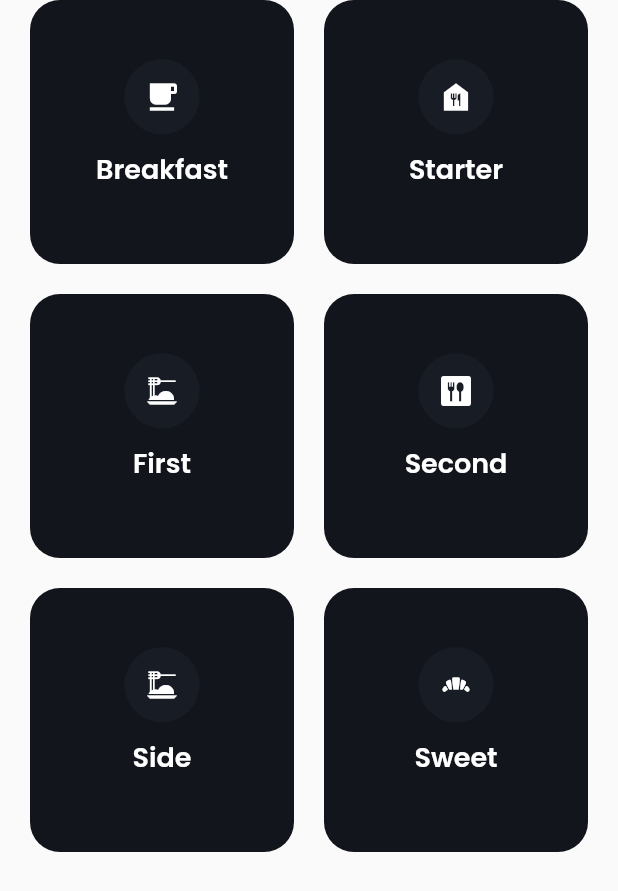
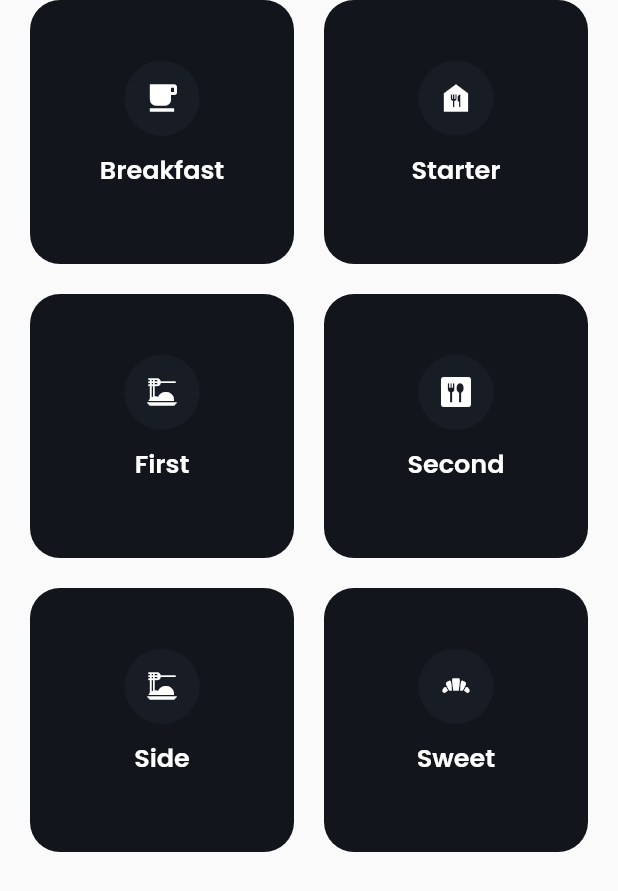
Before and after one commit to mitegj/food_match, a Flutter app: the FilterBody widget shown alone on an empty page, opened directly, on a phone screen of 412 x 824 dp. Shown: the top 891 px of the screen. Run offline on Flutter 3.47's test engine with Material 2 defaults, Android fonts, the phone set to English and light mode, and no system bars; our stand-ins replace cloud_firestore, firebase_auth, firebase_core, firebase_remote_config, fl_chart, flutter_local_notifications and 12 more; accounts and stored records are empty.

Commit message:
non lo soooo

```diff
--- a/lib/dictionary/dictionary.dart
+++ b/lib/dictionary/dictionary.dart
@@ -123,7 +123,10 @@ class Messages extends Translations {
           "DISCLAIMER":
               "Remember to cook responsibly, respecting all safety regulations and pay attention to dishes that contain allergens.",
           "ALLERGENS": "Allergens",
-          "ENJOYOURMEAL": "Enjoy your meal "
+          "ENJOYOURMEAL": "Enjoy your meal ",
+          "NEXT": "Next",
+          "AVAIBLEINTHEKITCHEN": "Available in the kitchen",
+          "NOTAVAIBLEINTHEKITCHEN": "Not available in the kitchen"
         },
         "it_IT": {
           "HELLO": "Ciao",
@@ -246,7 +249,10 @@ class Messages extends Translations {
           "DISCLAIMER":
               "Ricordati di cucinare in modo responsabile rispettando tutte le norme di sicurezza e presta attenzione ai piatti che contengono allergeni.",
           "ALLERGENS": "Allergeni",
-          "ENJOYOURMEAL": "Buon apetito"
+          "ENJOYOURMEAL": "Buon apetito",
+          "NEXT": "Avanti",
+          "AVAIBLEINTHEKITCHEN": "Presente in cucina",
+          "NOTAVAIBLEINTHEKITCHEN": "Non presente in cucina"
         },
       };
 }
--- a/lib/screens/allergies.dart
+++ b/lib/screens/allergies.dart
@@ -57,7 +57,8 @@ class AllergiesScreen extends GetWidget<AllergyController> {
                                         else
                                           Get.back();
                                       },
-                                      child: Text("DONE".tr.toUpperCase(),
+                                      child: Text(
+                                          isFirstLogin ? 'NEXT'.tr : 'DONE'.tr,
                                           style: GoogleFonts.poppins(
                                               color: UIColors.violet,
                                               fontSize: 16,
--- a/lib/screens/onboarding.dart
+++ b/lib/screens/onboarding.dart
@@ -53,6 +53,7 @@ class OnBoardingPage extends StatelessWidget {
                   padding: const EdgeInsets.only(left: 20.0, right: 20.0),
                   child: Text(
                     "SLOGAN".tr,
+                    overflow: TextOverflow.visible,
                     textAlign: TextAlign.center,
                     style: GoogleFonts.poppins(
                         color: Colors.white.withOpacity(0.6),
--- a/lib/utils/root.dart
+++ b/lib/utils/root.dart
@@ -1,4 +1,5 @@
 import 'package:flutter/material.dart';
+import 'package:get/get_utils/src/extensions/internacionalization.dart';
 import 'package:google_fonts/google_fonts.dart';
 import 'package:morning_brief/controllers/auth_controller.dart';
 import 'package:shared_preferences/shared_preferences.dart';
@@ -17,7 +18,7 @@ class Root extends StatelessWidget {
         backgroundColor: theme.backgroundColor,
         resizeToAvoidBottomInset: true,
         body: Center(
-            child: Text("Hi, ✌️",
+            child: Text("HELLO".tr + " ✌️",
                 style: GoogleFonts.poppins(
                     fontSize: 26,
                     fontWeight: FontWeight.w600,
--- a/lib/widgets/filter/filters_body.dart
+++ b/lib/widgets/filter/filters_body.dart
@@ -51,7 +51,7 @@ class FilterBody extends StatelessWidget {
                       style: GoogleFonts.poppins(
                           color: Colors.white,
                           fontWeight: FontWeight.w600,
-                          fontSize: 18),
+                          fontSize: 17),
                     ),
                   )
                 ],
--- a/lib/widgets/global_input/time_eating_screen.dart
+++ b/lib/widgets/global_input/time_eating_screen.dart
@@ -86,7 +86,7 @@ class TimeEatingScreen extends StatelessWidget {
                     borderRadius: BorderRadius.circular(15)),
                 child: Align(
                   alignment: Alignment.center,
-                  child: Text('DONE'.tr,
+                  child: Text(isFirstLogin ? 'NEXT'.tr : 'DONE'.tr,
                       style: GoogleFonts.poppins(
                           color: UIColors.black,
                           fontSize: 20,
--- a/lib/widgets/home/confirm_cooked.dart
+++ b/lib/widgets/home/confirm_cooked.dart
@@ -52,6 +52,7 @@ class ConfirmCooked extends StatelessWidget {
         ),
         Text(
           "ENJOYOURMEAL".tr +
+              " " +
               FirebaseAuth.instance.currentUser!.displayName!.split(" ")[0] +
               "!",
           style: GoogleFonts.poppins(
--- a/lib/widgets/home/menu_tile.dart
+++ b/lib/widgets/home/menu_tile.dart
@@ -92,7 +92,7 @@ class MenuTile extends StatelessWidget {
                           child: Image.network(
                             menu.linkUrl,
                             fit: BoxFit.cover,
-                            height: mediaQuery.size.height * 0.30,
+                            height: mediaQuery.size.height * 0.25,
                             width: mediaQuery.size.height * 1,
                             errorBuilder: (context, error, stackTrace) {
                               return Image.asset(
--- a/lib/widgets/inventory/inventory_page.dart
+++ b/lib/widgets/inventory/inventory_page.dart
@@ -162,8 +162,10 @@ class InventoryScreen extends StatelessWidget {
                                               subtitle: Obx(
                                                 () => Text(
                                                     getStock(ingCtrl, index)
-                                                        ? "presente in cucina"
-                                                        : "non presente in cucina",
+                                                        ? "AVAIBLEINTHEKITCHEN"
+                                                            .tr
+                                                        : "NOTAVAIBLEINTHEKITCHEN"
+                                                            .tr,
                                                     style: GoogleFonts.poppins(
                                                         color: getStock(
                                                                 ingCtrl, index)
--- a/lib/widgets/settings/settings_area.dart
+++ b/lib/widgets/settings/settings_area.dart
@@ -169,7 +169,7 @@ class SettingsArea extends StatelessWidget {
                   CircleAvatar(
                     backgroundColor: UIColors.black.withOpacity(0.6),
                     child: Icon(
-                      Icons.lock,
+                      Icons.privacy_tip,
                       color: UIColors.white,
                     ),
                   )
```
Also changed, not shown: lib/widgets/filter/filters.dart (+0 -10 lines).
